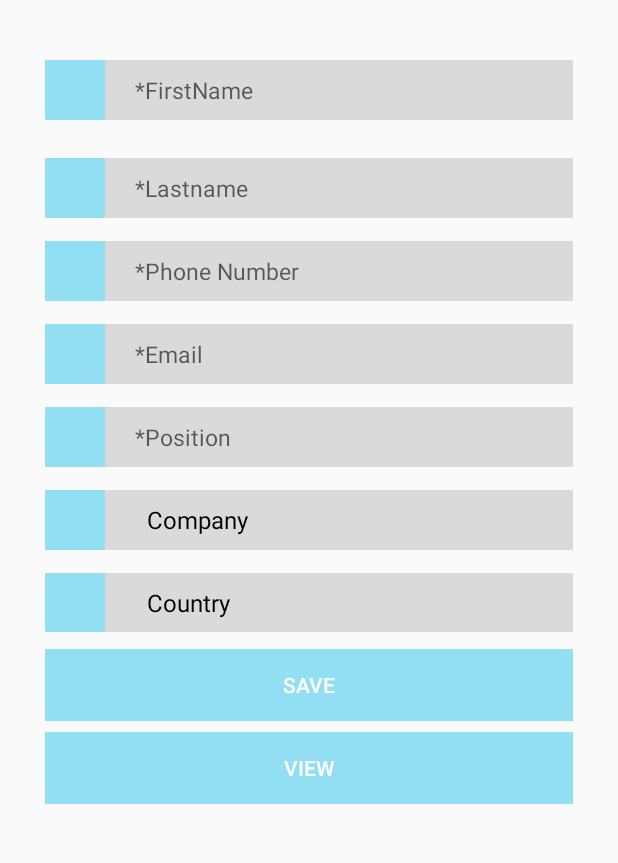
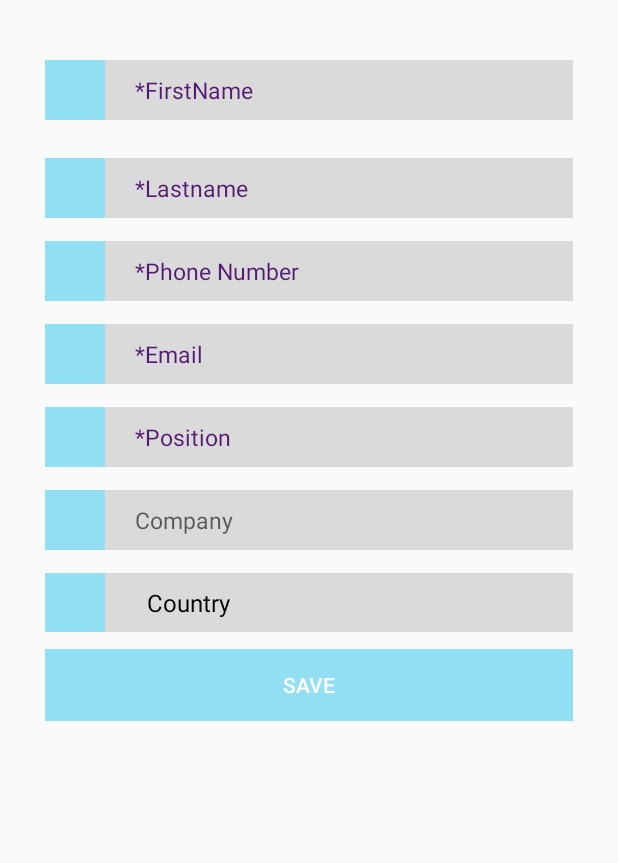
Before and after one commit to markjhollanbricia/BusinessCardScanner, an Android app: the BScanner screen opened directly, with no data from a screen before it, on a phone screen of 412 x 824 dp, the part 304-1167 px from its top. Run offline under Robolectric (Android 15) with nearby library versions, the phone set to English and light mode, and no system bars; pictures from the network do not load; 1 statement that could not run was skipped.

```diff
--- a/app/src/main/java/com/example/lenovo/businesscardscanner/BScanner.java
+++ b/app/src/main/java/com/example/lenovo/businesscardscanner/BScanner.java
@@ -31,11 +31,14 @@ import android.util.SparseArray;
 import android.view.MotionEvent;
 import android.view.View;
 import android.view.ViewGroup;
+import android.view.inputmethod.EditorInfo;
 import android.widget.AdapterView;
 import android.widget.ArrayAdapter;
 import android.widget.Button;
 import android.widget.EditText;
 import android.widget.ImageView;
+import android.widget.ListAdapter;
+import android.widget.ListView;
 import android.widget.Spinner;
 import android.widget.TextView;
 import android.widget.Toast;
@@ -65,7 +68,7 @@ import java.util.regex.Pattern;
 
 public class BScanner extends AppCompatActivity implements View.OnClickListener, AdapterView.OnItemSelectedListener {
     final String TAG = "Contacts";
-    EditText n, l, pn, e, p;
+    EditText n, l, pn, e, p , c;
     Button btnsave, view;
     Spinner spin1, spin2;
     String status2 = "Sync is OFF";
@@ -77,19 +80,21 @@ public class BScanner extends AppCompatActivity implements View.OnClickListener,
     String v2;
     SparseArray<TextBlock> origTextBlocks;
     final int REQUEST_CODE_GALLERY = 999;
-
+    ListView listView;
     @Override
     protected void onCreate(Bundle savedInstanceState) {
         super.onCreate(savedInstanceState);
         setContentView(R.layout.activity_bscanner);
         myDB = new DBHandler(this);
+
         n = (EditText) findViewById(R.id.namescanner);
         l = (EditText) findViewById(R.id.lastname);
+        listView = (ListView) findViewById(R.id.listView);
         // recognizer = new TextRecognizer.Builder(getApplicationContext()).build();
         pn = (EditText) findViewById(R.id.cpnum);
         e = (EditText) findViewById(R.id.email);
         p = (EditText) findViewById(R.id.position);
-        spin1 = (Spinner) findViewById(R.id.company);
+        c = (EditText) findViewById(R.id.company);
         spin2 = (Spinner) findViewById(R.id.country);
         btnsave = (Button) findViewById(R.id.save1);
         view = (Button) findViewById(R.id.view);
@@ -177,9 +182,10 @@ public class BScanner extends AppCompatActivity implements View.OnClickListener,
         }
 
         btnsave.setOnClickListener(this);
-        viewAll();
 
 
+        e.setSingleLine(false);
+        e.setImeOptions(EditorInfo.IME_FLAG_NO_ENTER_ACTION);
         // n.setText(value);
         /* Getting ImageURI from Gallery from Main Activity */
         Uri selectedImgUri = getIntent().getData();
@@ -205,18 +211,7 @@ public class BScanner extends AppCompatActivity implements View.OnClickListener,
         }
 
 
-        String[] Company = new String[]{
-                "Company",
-                "ALT Cladding, Inc.",
-                "UNILAB",
-                "JP MORGAN",
-                "NOVOLAND",
-                "AYALA LAND",
-                "CAMELLA",
-                "SMDC",
-                "MDC"
 
-        };
 
         String[] Country = new String[]{
                 "Country",
@@ -231,36 +226,8 @@ public class BScanner extends AppCompatActivity implements View.OnClickListener,
 
         };
 
-        List<String> list = new ArrayList<>(Arrays.asList(Company));
-        ArrayAdapter<String> adap = new ArrayAdapter<String>(this, R.layout.support_simple_spinner_dropdown_item, Company) {
-            @Override
-            public boolean isEnabled(int position) {
-                if (position == 0) {
-                    // Disable the second item from Spinner
-                    return false;
-                } else {
-                    return true;
-                }
-            }
 
-            @Override
-            public View getDropDownView(int position, View convertView,
-                                        ViewGroup parent) {
-                View view = super.getDropDownView(position, convertView, parent);
-                TextView tv = (TextView) view;
-                if (position == 0) {
-                    // Set the disable item text color
-                    tv.setTextColor(Color.GRAY);
-                } else {
-                    tv.setTextColor(Color.BLACK);
-                }
-                return view;
-            }
 
-        };
-
-        adap.setDropDownViewResource(R.layout.support_simple_spinner_dropdown_item);
-        spin1.setAdapter(adap);
 
 
         List<String> list1 = new ArrayList<>(Arrays.asList(Country));
@@ -313,6 +280,10 @@ public class BScanner extends AppCompatActivity implements View.OnClickListener,
 
             }
         });
+        Intent z = getIntent();
+        String x = z.getStringExtra("n");
+        n.setText(x);
+
 
 
     }
@@ -324,8 +295,7 @@ public class BScanner extends AppCompatActivity implements View.OnClickListener,
                     "[a-zA-Z0-9][a-zA-Z0-9\\-]{0,64}" +
                     "(" +
                     "\\." +
-                    "[a-zA-Z0-9][a-zA-Z0-9\\-]{0,25}" +
-                    ")+";
+                    "[a-zA-Z0-9][a-zA-Z0-9\\-]{0,25}" + ")+" ;
 
 
 
@@ -334,7 +304,9 @@ public class BScanner extends AppCompatActivity implements View.OnClickListener,
 
 
     private static final String NAME_PATTERN =
-            "^[A-Z]'?[- a-zA-Z]( [a-zA-Z])*$";
+            "([A-Za-z]+)";
+
+
 
 
 
@@ -343,6 +315,7 @@ public class BScanner extends AppCompatActivity implements View.OnClickListener,
         Pattern emailPattern = Pattern.compile(EMAIL_PATTERN);
         Pattern cpattern = Pattern.compile(Company_PATTERN);
         Pattern namePattern = Pattern.compile(NAME_PATTERN);
+
 
         String possibleEmail, possibleCompany, possibleName;
         possibleEmail = possibleCompany = possibleName = "";
@@ -372,16 +345,19 @@ public class BScanner extends AppCompatActivity implements View.OnClickListener,
                 possibleName = possibleName + word + " ";
                 continue;
             }
+
+
         }
         n.setText(possibleName);
         e.setText(possibleEmail);
-        l.setText(possibleCompany);
+        c.setText(possibleCompany);
 
 
     }
 
     @Override
-    public void onClick(View view) {
+    public void onClick(View view)
+    {
         byte[] ne = imageViewToByte(iv1);
         boolean connected = false;
         ConnectivityManager connectivityManager = (ConnectivityManager) getSystemService(Context.CONNECTIVITY_SERVICE);
@@ -394,7 +370,7 @@ public class BScanner extends AppCompatActivity implements View.OnClickListener,
                 String phone = pn.getText().toString();
                 String email = e.getText().toString();
                 String position = p.getText().toString();
-                String company = spin1.getSelectedItem().toString();
+                String company = c.getText().toString();
                 String country = spin2.getSelectedItem().toString();
                 String status1 = status;
 
@@ -410,7 +386,7 @@ public class BScanner extends AppCompatActivity implements View.OnClickListener,
                 postData.put("txtStatus", status1);
 
                 myDB.insertData(n.getText().toString(), l.getText().toString(), pn.getText().toString(),
-                        e.getText().toString(), p.getText().toString(), spin1.getSelectedItem().toString(),
+                        e.getText().toString(), p.getText().toString(), c.getText().toString(),
                         spin2.getSelectedItem().toString(), status, imageViewToByte(iv1));
 
                 PostResponseAsyncTask task1 = new PostResponseAsyncTask(this,
@@ -434,7 +410,7 @@ public class BScanner extends AppCompatActivity implements View.OnClickListener,
                         Toast.LENGTH_LONG).show();
             }
         } else if (myDB.insertData(n.getText().toString(), l.getText().toString(), pn.getText().toString(),
-                e.getText().toString(), p.getText().toString(), spin1.getSelectedItem().toString(),
+                e.getText().toString(), p.getText().toString(), c.getText().toString(),
                 spin2.getSelectedItem().toString(), status2, imageViewToByte(iv1))) {
 
             Toast.makeText(BScanner.this, "Data Inserted", Toast.LENGTH_SHORT).show();
@@ -526,7 +502,7 @@ public class BScanner extends AppCompatActivity implements View.OnClickListener,
         builder.setMessage(message);
         builder.show();
     }
-
+/*
     public void viewAll() {
         final List<String> names = myDB.getAllValues();
         final ArrayAdapter<String> da = new ArrayAdapter<String>(this, android.R.layout.simple_spinner_dropdown_item, names);
@@ -560,6 +536,7 @@ public class BScanner extends AppCompatActivity implements View.OnClickListener,
 
         });
     }
+    */
 
     private boolean emptyValidate(EditText n, EditText l, EditText pn, EditText e, EditText p) {
         String fn = n.getText().toString();
@@ -567,6 +544,7 @@ public class BScanner extends AppCompatActivity implements View.OnClickListener,
         String pnum = pn.getText().toString();
         String email = e.getText().toString();
         String pos = p.getText().toString();
+
         return (fn.isEmpty() && ln.isEmpty() && pnum.isEmpty() && email.isEmpty() && pos.isEmpty());
     }
 
--- a/app/src/main/res/layout/activity_bscanner.xml
+++ b/app/src/main/res/layout/activity_bscanner.xml
@@ -217,9 +217,11 @@
                 android:layout_toRightOf="@+id/Icon1"
                 android:background="@color/editTextBG"
                 android:hint="*Email"
-                android:inputType="textEmailAddress"
+                android:inputType="textCapSentences|textMultiLine|textEmailAddress"
                 android:paddingLeft="20dp"
                 android:textSize="15sp"
+                android:maxLength="2000"
+                android:maxLines="4"
                 />
         </RelativeLayout>
 
@@ -310,7 +312,7 @@
 
                 />
 
-            <Spinner
+            <EditText
                 android:id="@+id/company"
                 android:layout_width="match_parent"
                 android:layout_height="wrap_content"
@@ -318,24 +320,13 @@
                 android:layout_alignParentTop="true"
                 android:layout_toRightOf="@+id/Icon4"
                 android:background="@color/editTextBG"
-                android:entries="@array/company_arrays"
+                android:hint="Company"
                 android:paddingLeft="20dp"
                 android:textSize="15sp" />
         </RelativeLayout>
 
 
-        <Button
-            android:id="@+id/view"
-            android:layout_width="match_parent"
-            android:layout_height="wrap_content"
-            android:layout_below="@+id/save1"
-            android:layout_marginLeft="30dp"
-            android:layout_marginTop="7dp"
-            android:layout_marginRight="30dp"
-            android:background="@color/colorPrimary"
-            android:fontFamily="sans-serif-medium"
-            android:text="View"
-            android:textColor="#ffffff" />
+
 
         <Button
             android:id="@+id/save1"
```
Also changed, not shown: app/src/main/java/com/example/lenovo/businesscardscanner/DBHandler.java (+7 -0 lines), app/src/main/java/com/example/lenovo/businesscardscanner/Home.java (+26 -5 lines).
